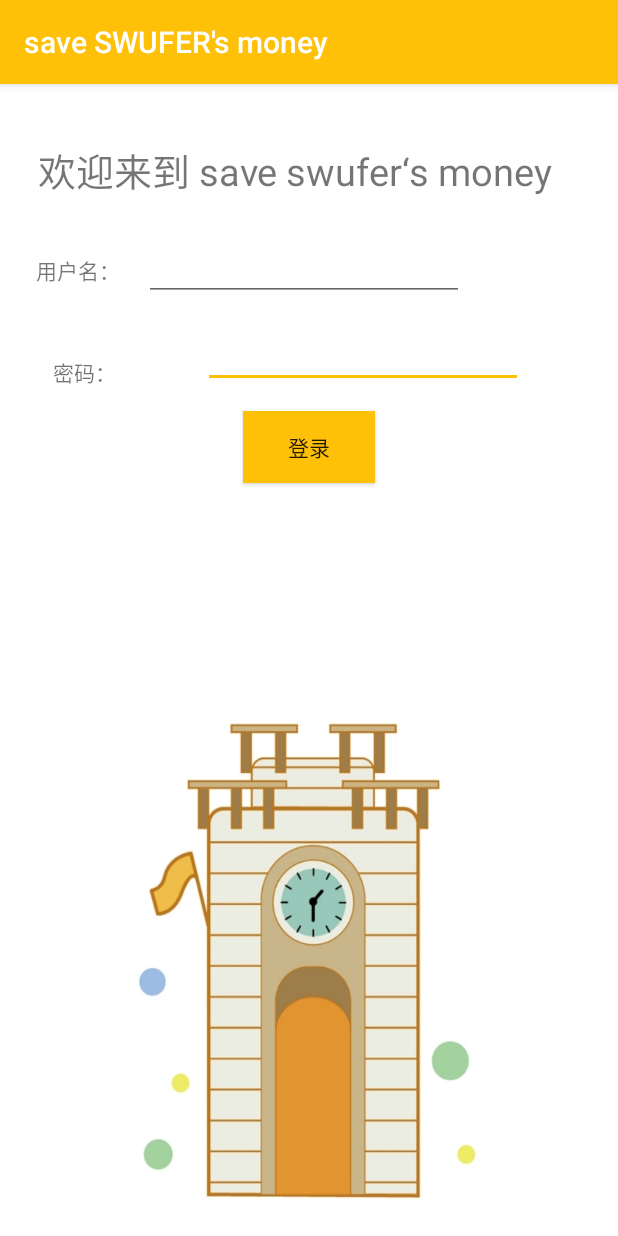
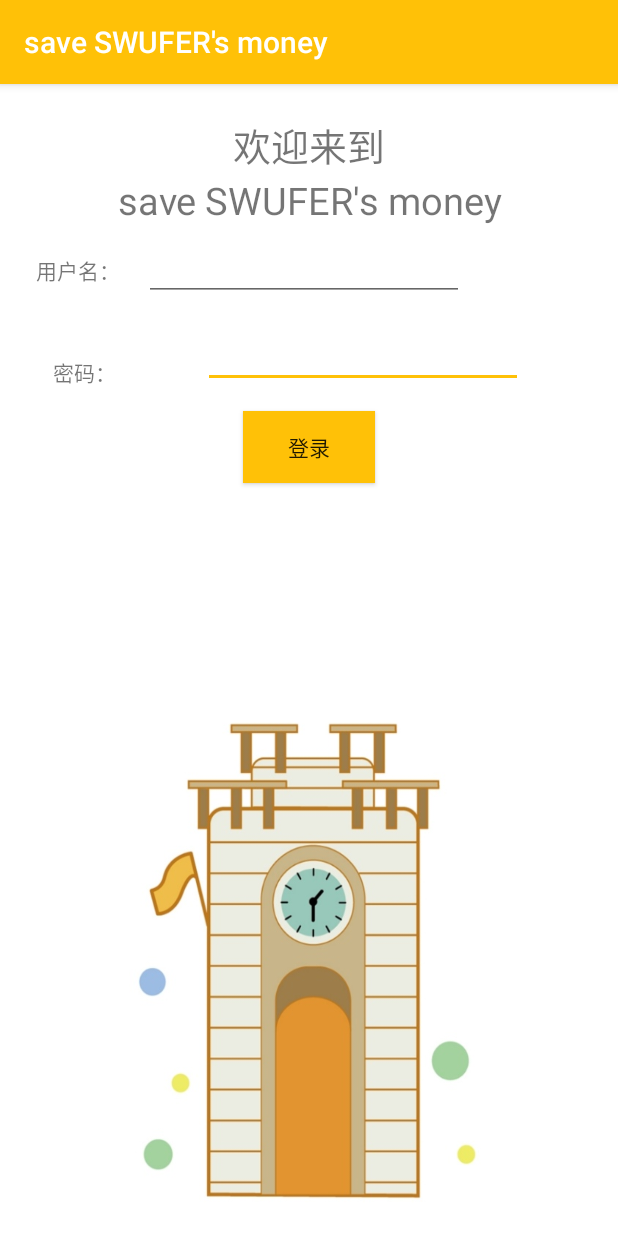
Before and after one commit to fx513238300/SWUFEsavemoney, an Android app: the screen it shows after launch (MainActivity), on a phone screen of 412 x 824 dp. Run offline under Robolectric (Android 15) with nearby library versions, the phone set to English and light mode, and no system bars.

Commit message:
2019.6.23

```diff
--- a/app/src/main/AndroidManifest.xml
+++ b/app/src/main/AndroidManifest.xml
@@ -11,15 +11,15 @@
         android:roundIcon="@mipmap/logo"
         android:supportsRtl="true"
         android:theme="@style/AppTheme">
-        <activity android:name=".MainActivity">
+        <activity android:name=".MainActivity"  android:screenOrientation="portrait">
             <intent-filter>
                 <action android:name="android.intent.action.MAIN" />
 
                 <category android:name="android.intent.category.LAUNCHER" />
             </intent-filter>
         </activity>
-        <activity android:name=".ThirdActivity"></activity>
-        <activity android:name=".ClubActivity">
+        <activity android:name=".ThirdActivity" android:screenOrientation="portrait"></activity>
+        <activity android:name=".ClubActivity" android:screenOrientation="portrait">
 
         </activity>
     </application>
--- a/app/src/main/java/com/swufe/swufesavemoney/HomeFragment.java
+++ b/app/src/main/java/com/swufe/swufesavemoney/HomeFragment.java
@@ -18,7 +18,7 @@ import java.util.List;
 
 public class HomeFragment extends Fragment {
     private ListView listView;
- String data[]={"邦尼游泳馆：次卡买五次（125元）省10元","时光小馆：满49省4.50元","东北麻辣烫：满18省0.98元","沈妈砂锅：满20省0.52元","瑞瑞的纸包鱼：满59省6.30元","一点点：满12省1.12元","从云：满25省2.36元","重庆鸡公煲：满35省4.65元","汉堡王：满25省3.21元","爱达乐：满25省2.69元","尼可熊餐厅：满49省5.30元","更多优惠，敬请期待！"};
+ String data[]={"邦尼游泳馆：次卡买五次（125元）省10元","时光小馆：满49省4元","东北麻辣烫：满18省2元","沈妈砂锅：满20省2元","瑞瑞的纸包鱼：满59省5元","一点点：满12省1元","从云：满25省3元","汉堡王：满25省3元","重庆鸡公煲：满35省4元","爱达乐：满25省3元","尼可熊餐厅：满49省5元","更多优惠，敬请期待！"};
     public View onCreateView(LayoutInflater inflater, ViewGroup container,
                              Bundle savedInstanceSate) {
 
--- a/app/src/main/res/layout/activity_home.xml
+++ b/app/src/main/res/layout/activity_home.xml
@@ -13,7 +13,7 @@
         android:layout_width="match_parent"
         android:layout_height="wrap_content"
         android:gravity="center"
-        android:text="省钱详情:"
+        android:text="会员福利:"
         android:textColor="#FFC107"
         android:textSize="20dp" />
 
--- a/app/src/main/res/layout/activity_main.xml
+++ b/app/src/main/res/layout/activity_main.xml
@@ -10,17 +10,25 @@
 
     <TextView
         android:id="@+id/huanying"
-        android:layout_width="wrap_content"
+        android:layout_width="match_parent"
+        android:layout_height="wrap_content"
+        android:layout_above="@+id/hy"
+        android:layout_marginBottom="-60dp"
+        android:gravity="center"
+        android:text="欢迎来到"
+        android:textSize="25dp" />
+
+    <TextView
+        android:id="@+id/hy"
+        android:layout_width="match_parent"
         android:layout_height="wrap_content"
         android:layout_alignParentStart="true"
-        android:layout_alignParentLeft="true"
         android:layout_alignParentTop="true"
-        android:layout_marginStart="25dp"
-        android:layout_marginLeft="25dp"
-        android:layout_marginTop="38dp"
-        android:text="欢迎来到 save swufer‘s money"
+        android:layout_marginStart="0dp"
+        android:layout_marginTop="60dp"
+        android:gravity="center"
+        android:text="save SWUFER's money"
         android:textSize="25dp" />
-
     <TextView
         android:id="@+id/yhm"
         android:layout_width="wrap_content"
```
Also changed, not shown: app/src/main/java/com/swufe/swufesavemoney/PersonFragment.java (+12 -2 lines), app/src/main/res/layout/activity_money.xml (+4 -3 lines).
